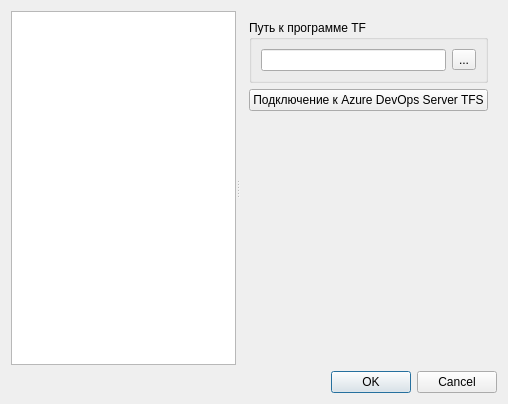
This is src/SettingsDialog.ui in rnikbond/desktop_tfs as Qt 5 draws it before an edit. The edited form follows.
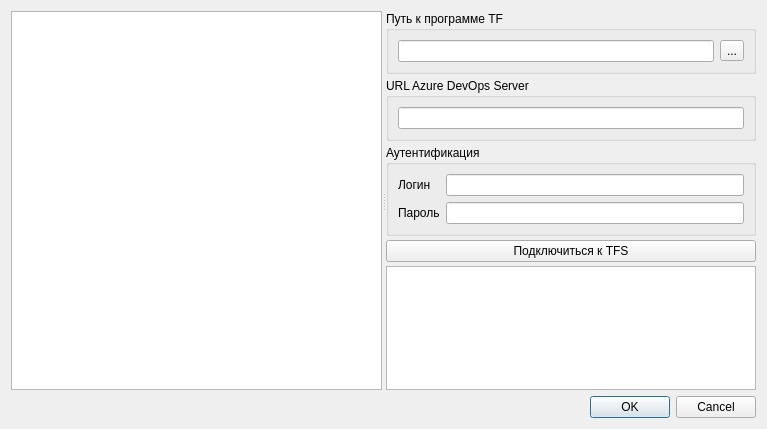
This is the edited form.

```diff
--- a/src/SettingsDialog.ui
+++ b/src/SettingsDialog.ui
@@ -6,14 +6,14 @@
    <rect>
     <x>0</x>
     <y>0</y>
-    <width>508</width>
-    <height>404</height>
+    <width>767</width>
+    <height>429</height>
    </rect>
   </property>
   <property name="windowTitle">
    <string>Dialog</string>
   </property>
-  <layout class="QVBoxLayout" name="verticalLayout_2">
+  <layout class="QVBoxLayout" name="verticalLayout_3">
    <item>
     <widget class="QSplitter" name="splitter">
      <property name="orientation">
@@ -25,9 +25,24 @@
        <number>0</number>
       </property>
       <widget class="QWidget" name="pageConfigTFS">
-       <layout class="QVBoxLayout" name="verticalLayout">
+       <layout class="QVBoxLayout" name="verticalLayout_2">
+        <property name="spacing">
+         <number>4</number>
+        </property>
+        <property name="leftMargin">
+         <number>0</number>
+        </property>
+        <property name="topMargin">
+         <number>0</number>
+        </property>
+        <property name="rightMargin">
+         <number>0</number>
+        </property>
+        <property name="bottomMargin">
+         <number>0</number>
+        </property>
         <item>
-         <widget class="QGroupBox" name="binGBox">
+         <widget class="QGroupBox" name="tfPathGBox">
           <property name="title">
            <string>Путь к программе TF</string>
           </property>
@@ -46,24 +61,67 @@
          </widget>
         </item>
         <item>
-         <widget class="QPushButton" name="azureServerButton">
-          <property name="text">
-           <string>Подключение к Azure DevOps Server TFS</string>
+         <widget class="QGroupBox" name="asureUrlGBox">
+          <property name="title">
+           <string>URL Azure DevOps Server</string>
           </property>
+          <layout class="QVBoxLayout" name="verticalLayout">
+           <item>
+            <widget class="QLineEdit" name="asureUrlEdit"/>
+           </item>
+          </layout>
          </widget>
         </item>
         <item>
-         <spacer name="verticalSpacer">
-          <property name="orientation">
-           <enum>Qt::Vertical</enum>
+         <widget class="QGroupBox" name="authGBox">
+          <property name="title">
+           <string>Аутентификация</string>
           </property>
-          <property name="sizeHint" stdset="0">
+          <layout class="QGridLayout" name="gridLayout">
+           <item row="0" column="0">
+            <widget class="QLabel" name="loginLabel">
+             <property name="text">
+              <string>Логин</string>
+             </property>
+            </widget>
+           </item>
+           <item row="0" column="1">
+            <widget class="QLineEdit" name="loginEdit"/>
+           </item>
+           <item row="1" column="0">
+            <widget class="QLabel" name="passwordLabel">
+             <property name="text">
+              <string>Пароль</string>
+             </property>
+            </widget>
+           </item>
+           <item row="1" column="1">
+            <widget class="QLineEdit" name="passwordEdit"/>
+           </item>
+          </layout>
+         </widget>
+        </item>
+        <item>
+         <widget class="QPushButton" name="azureChechButton">
+          <property name="sizePolicy">
+           <sizepolicy hsizetype="Minimum" vsizetype="Fixed">
+            <horstretch>0</horstretch>
+            <verstretch>0</verstretch>
+           </sizepolicy>
+          </property>
+          <property name="minimumSize">
            <size>
-            <width>20</width>
-            <height>40</height>
+            <width>0</width>
+            <height>0</height>
            </size>
           </property>
-         </spacer>
+          <property name="text">
+           <string>Подключиться к TFS</string>
+          </property>
+         </widget>
+        </item>
+        <item>
+         <widget class="QTextEdit" name="infoEdit"/>
         </item>
        </layout>
       </widget>
```
Left out of the diff: 4 changed lines with no effect on the pictures.
